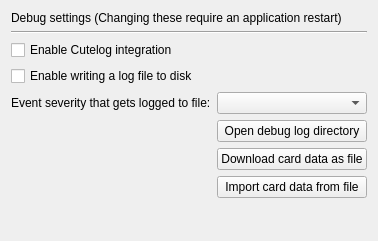
Before: the Qt Designer form mtg_proxy_printer/resources/ui/settings_window/debug_settings_page.ui in luziferius/MTGProxyPrinter, drawn with Qt 5.
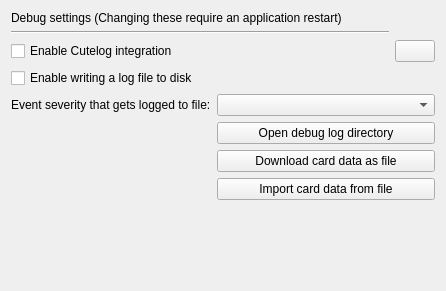
After: the same form once the commit is applied. Icons and pictures are not drawn.

Commit message:
Settings: Add button to the Debug settings that opens the Cutelog website when clicked.
FossilOrigin-Name: a15b7130e5d45b582d954f4a8340b64221e7205788ca4d0e58914a04a78f7b4f

```diff
--- a/mtg_proxy_printer/resources/ui/settings_window/debug_settings_page.ui
+++ b/mtg_proxy_printer/resources/ui/settings_window/debug_settings_page.ui
@@ -2,15 +2,16 @@
 <ui version="4.0">
  <class>DebugSettingsPage</class>
  <widget class="QWidget" name="DebugSettingsPage">
+  <property name="geometry">
+   <rect>
+    <x>0</x>
+    <y>0</y>
+    <width>446</width>
+    <height>291</height>
+   </rect>
+  </property>
   <layout class="QGridLayout">
-   <item row="1" column="0" colspan="2">
-    <widget class="Line" name="debug_settings_header_line">
-     <property name="orientation">
-      <enum>Qt::Horizontal</enum>
-     </property>
-    </widget>
-   </item>
-   <item row="6" column="1">
+   <item row="8" column="1" colspan="2">
     <widget class="QPushButton" name="open_debug_log_location">
      <property name="text">
       <string>Open debug log directory</string>
@@ -21,50 +22,14 @@
      </property>
     </widget>
    </item>
-   <item row="5" column="1">
-    <widget class="QComboBox" name="log_level_combo_box">
-     <property name="toolTip">
-      <string>Only write events with the given severity level and higher to the log file.</string>
-     </property>
-    </widget>
-   </item>
-   <item row="4" column="0" colspan="2">
+   <item row="5" column="0" colspan="3">
     <widget class="QCheckBox" name="enable_write_log_file">
      <property name="text">
       <string>Enable writing a log file to disk</string>
      </property>
     </widget>
    </item>
-   <item row="0" column="0" colspan="2">
-    <widget class="QLabel" name="debug_settings_headerlabel">
-     <property name="text">
-      <string>Debug settings (Changing these require an application restart)</string>
-     </property>
-    </widget>
-   </item>
-   <item row="8" column="1">
-    <widget class="QPushButton" name="debug_import_card_data_from_file">
-     <property name="text">
-      <string>Import card data from file</string>
-     </property>
-     <property name="icon">
-      <iconset theme="document-import">
-       <normaloff>.</normaloff>.</iconset>
-     </property>
-    </widget>
-   </item>
-   <item row="7" column="1">
-    <widget class="QPushButton" name="debug_download_card_data_as_file">
-     <property name="text">
-      <string>Download card data as file</string>
-     </property>
-     <property name="icon">
-      <iconset theme="edit-download">
-       <normaloff>.</normaloff>.</iconset>
-     </property>
-    </widget>
-   </item>
-   <item row="3" column="0" colspan="2">
+   <item row="4" column="0">
     <widget class="QCheckBox" name="enable_cutelog_integration">
      <property name="toolTip">
       <string>Cutelog is a live log event viewer that can be used to monitor events in real-time.</string>
@@ -77,7 +42,49 @@
      </property>
     </widget>
    </item>
-   <item row="9" column="0" colspan="2">
+   <item row="9" column="1" colspan="2">
+    <widget class="QPushButton" name="debug_download_card_data_as_file">
+     <property name="text">
+      <string>Download card data as file</string>
+     </property>
+     <property name="icon">
+      <iconset theme="edit-download">
+       <normaloff>.</normaloff>.</iconset>
+     </property>
+    </widget>
+   </item>
+   <item row="1" column="0" colspan="2">
+    <widget class="Line" name="debug_settings_header_line">
+     <property name="orientation">
+      <enum>Qt::Horizontal</enum>
+     </property>
+    </widget>
+   </item>
+   <item row="7" column="0">
+    <widget class="QLabel" name="log_level_label">
+     <property name="text">
+      <string>Event severity that gets logged to file:</string>
+     </property>
+     <property name="buddy">
+      <cstring>log_level_combo_box</cstring>
+     </property>
+    </widget>
+   </item>
+   <item row="7" column="1" colspan="2">
+    <widget class="QComboBox" name="log_level_combo_box">
+     <property name="toolTip">
+      <string>Only write events with the given severity level and higher to the log file.</string>
+     </property>
+    </widget>
+   </item>
+   <item row="0" column="0" colspan="2">
+    <widget class="QLabel" name="debug_settings_headerlabel">
+     <property name="text">
+      <string>Debug settings (Changing these require an application restart)</string>
+     </property>
+    </widget>
+   </item>
+   <item row="11" column="0" colspan="2">
     <spacer name="spacer">
      <property name="orientation">
       <enum>Qt::Vertical</enum>
@@ -90,13 +97,33 @@
      </property>
     </spacer>
    </item>
-   <item row="5" column="0">
-    <widget class="QLabel" name="log_level_label">
+   <item row="10" column="1" colspan="2">
+    <widget class="QPushButton" name="debug_import_card_data_from_file">
      <property name="text">
-      <string>Event severity that gets logged to file:</string>
+      <string>Import card data from file</string>
      </property>
-     <property name="buddy">
-      <cstring>log_level_combo_box</cstring>
+     <property name="icon">
+      <iconset theme="document-import">
+       <normaloff>.</normaloff>.</iconset>
+     </property>
+    </widget>
+   </item>
+   <item row="4" column="2">
+    <widget class="QPushButton" name="open_cutelog_website_button">
+     <property name="sizePolicy">
+      <sizepolicy hsizetype="Maximum" vsizetype="Fixed">
+       <horstretch>0</horstretch>
+       <verstretch>0</verstretch>
+      </sizepolicy>
+     </property>
+     <property name="toolTip">
+      <string>Open the Cutelog homepage</string>
+     </property>
+     <property name="text">
+      <string notr="true"/>
+     </property>
+     <property name="icon">
+      <iconset theme="globe"/>
      </property>
     </widget>
    </item>
```
Left out of the diff: 9 changed lines with no effect on the pictures. The commit also changes 1 other file.
